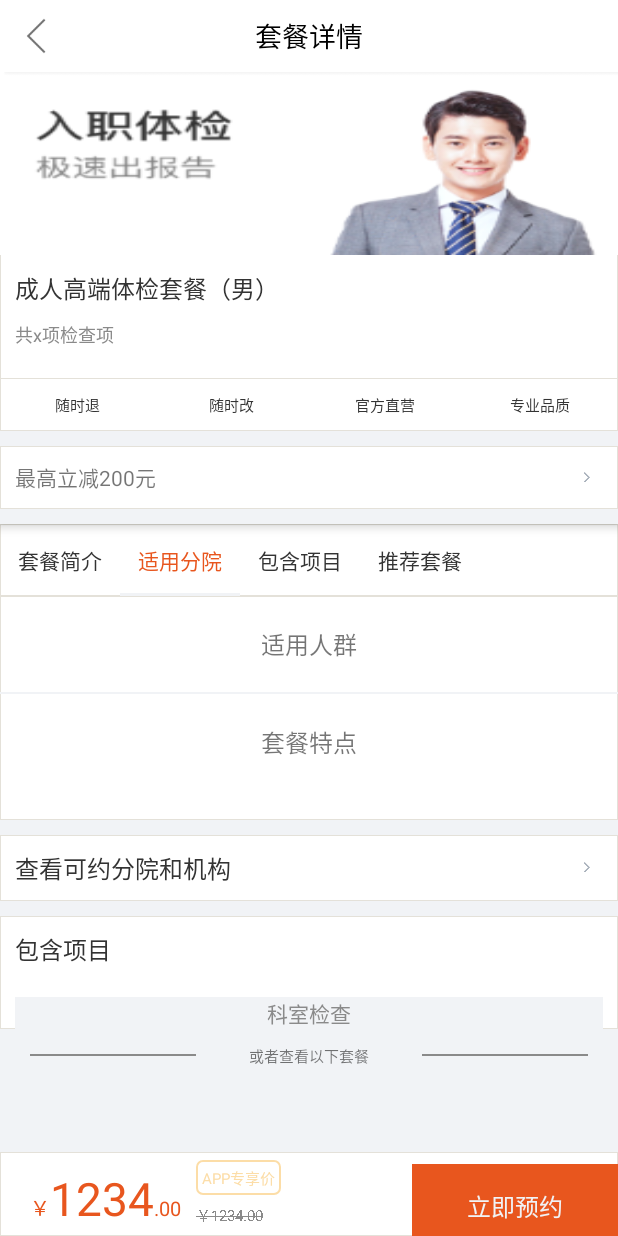
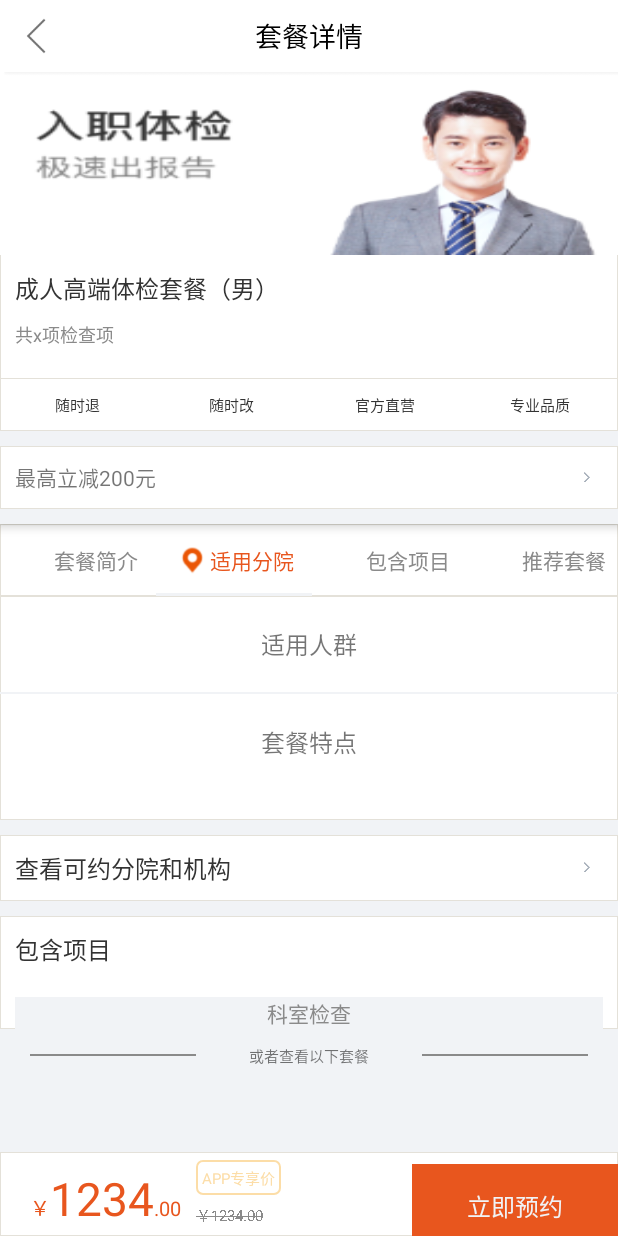
Before and after one commit to dapengyou/Health, an Android app: the SetMealActivity screen opened directly, with no data from a screen before it, tab 2 chosen, on a phone screen of 412 x 824 dp. Run offline under Robolectric (Android 15) with nearby library versions, the phone set to English and light mode, and no system bars; libraries missing offline, so code that uses them is left out: com.chad.library; 5 statements that could not run were skipped.

Commit message:
设置tablayout图标

```diff
--- a/app/src/main/java/com/test/health/ui/activity/SetMealActivity.java
+++ b/app/src/main/java/com/test/health/ui/activity/SetMealActivity.java
@@ -1,6 +1,7 @@
 package com.test.health.ui.activity;
 
 import android.content.Intent;
+import android.graphics.Color;
 import android.graphics.Paint;
 import android.support.design.widget.CollapsingToolbarLayout;
 import android.os.Bundle;
@@ -13,8 +14,10 @@ import android.support.v7.widget.Toolbar;
 import android.text.Spannable;
 import android.text.SpannableStringBuilder;
 import android.text.style.AbsoluteSizeSpan;
+import android.view.LayoutInflater;
 import android.view.MotionEvent;
 import android.view.View;
+import android.widget.ImageView;
 import android.widget.ScrollView;
 import android.widget.TextView;
 
@@ -105,12 +108,17 @@ public class SetMealActivity extends TitleActivity {
 
         setBottomData();
 
-        for (String tag : tabTag) {
+        for (int i = 0; i < tabTag.length; i++) {
             //只设置在字上边有图标，并且一直存在
 //            mTabLayout.addTab(mTabLayout.newTab().setText(tag).setIcon(R.mipmap.tag));
-            mTabLayout.addTab(mTabLayout.newTab().setText(tag));
+            mTabLayout.addTab(mTabLayout.newTab().setCustomView(setTab(tabTag[i], R.mipmap.tag, i)));
         }
-        //适合人群
+
+        setRecycleView();
+
+    }
+
+    private void setRecycleView() { //适合人群
         mRvPeople.setLayoutManager(new GridLayoutManager(this, 3));
         mMealOfPeopleAdapter = new MealOfPeopleAdapter(MockData.getPeopleDatas(2, false));
         mRvPeople.setAdapter(mMealOfPeopleAdapter);
@@ -134,6 +142,24 @@ public class SetMealActivity extends TitleActivity {
         int space = getResources().getDimensionPixelSize(R.dimen.dp_10);
         mRvRecommend.addItemDecoration(new SpaceItemDecoration(space, 2));
         mRvRecommend.setAdapter(mMealOfRecommendAdapter);
+    }
+
+    private View setTab(String name, int iconID, int position) {
+        View newtab = LayoutInflater.from(this).inflate(R.layout.layout_set_tablayout, null);
+        TextView tv = newtab.findViewById(R.id.tabtext);
+        tv.setText(name);
+        ImageView im = newtab.findViewById(R.id.tabicon);
+        im.setImageResource(iconID);
+        if (position == 0) {
+            tv.setTextColor(getResources().getColor(R.color.text_orange));
+            im.setImageResource(iconID);
+
+        } else {
+            tv.setTextColor(getResources().getColor(R.color.text_gray));
+            im.setImageResource(0);
+
+        }
+        return newtab;
     }
 
     /**
@@ -190,7 +216,6 @@ public class SetMealActivity extends TitleActivity {
                 int targetY = 0;
                 switch (position) {
                     case 0:
-//                        targetY = mViewMealIntro.getTop();
                         break;
                     case 1:
                         targetY = mViewBranchHospital.getTop();
@@ -206,16 +231,51 @@ public class SetMealActivity extends TitleActivity {
                 }
                 // 移动到对应的内容区域
                 mScrollChangedScrollView.smoothScrollTo(0, targetY + 5);
+                changeTabSelect(tab);
             }
 
             @Override
             public void onTabUnselected(TabLayout.Tab tab) {
+                changeTabNormal(tab);
             }
 
             @Override
             public void onTabReselected(TabLayout.Tab tab) {
             }
         });
+    }
+
+    private void changeTabSelect(TabLayout.Tab tab) {
+        View view = tab.getCustomView();
+        ImageView img_title = (ImageView) view.findViewById(R.id.tabicon);
+        TextView txt_title = (TextView) view.findViewById(R.id.tabtext);
+
+        txt_title.setTextColor(getResources().getColor(R.color.text_orange));
+        if (txt_title.getText().toString().equals("套餐简介")) {
+            img_title.setImageResource(R.mipmap.tag);
+        } else if (txt_title.getText().toString().equals("适用分院")) {
+            img_title.setImageResource(R.mipmap.tag);
+        } else if (txt_title.getText().toString().equals("包含项目")) {
+            img_title.setImageResource(R.mipmap.tag);
+        } else {
+            img_title.setImageResource(R.mipmap.tag);
+        }
+    }
+
+    private void changeTabNormal(TabLayout.Tab tab) {
+        View view = tab.getCustomView();
+        ImageView img_title = (ImageView) view.findViewById(R.id.tabicon);
+        TextView txt_title = (TextView) view.findViewById(R.id.tabtext);
+        txt_title.setTextColor(getResources().getColor(R.color.text_gray));
+        if (txt_title.getText().toString().equals("套餐简介")) {
+            img_title.setImageResource(0);
+        } else if (txt_title.getText().toString().equals("适用分院")) {
+            img_title.setImageResource(0);
+        } else if (txt_title.getText().toString().equals("包含项目")) {
+            img_title.setImageResource(0);
+        } else {
+            img_title.setImageResource(0);
+        }
     }
 
     @Override
--- /dev/null
+++ b/app/src/main/res/layout/layout_set_tablayout.xml
@@ -0,0 +1,22 @@
+<?xml version="1.0" encoding="utf-8"?>
+<LinearLayout xmlns:android="http://schemas.android.com/apk/res/android"
+    android:layout_width="match_parent"
+    android:layout_height="wrap_content"
+    android:gravity="center"
+    android:orientation="horizontal">
+
+    <ImageView
+        android:id="@+id/tabicon"
+        android:layout_width="24dp"
+        android:layout_height="24dp"
+        android:layout_gravity="center"
+        android:src="@mipmap/ic_launcher" />
+
+    <TextView
+        android:id="@+id/tabtext"
+        android:layout_width="wrap_content"
+        android:layout_height="match_parent"
+        android:gravity="center"
+        android:text="TAB"
+        android:textSize="14sp" />
+</LinearLayout>
```
